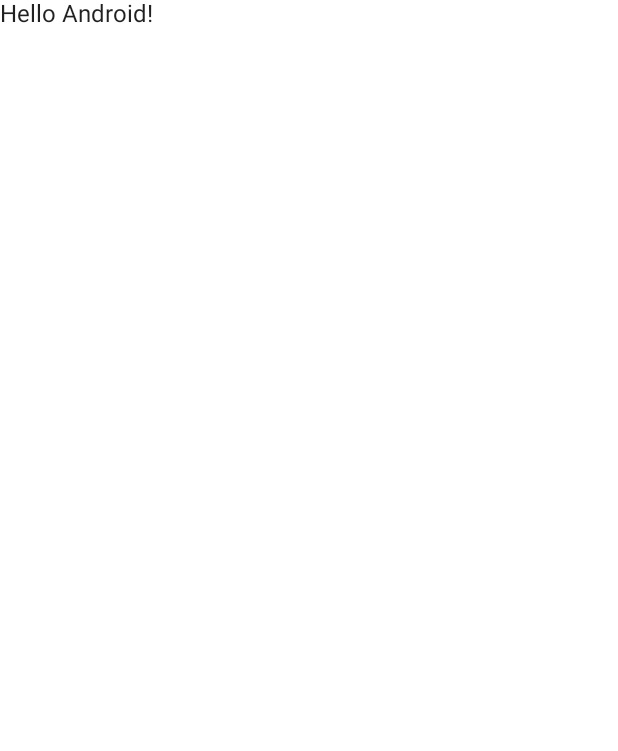
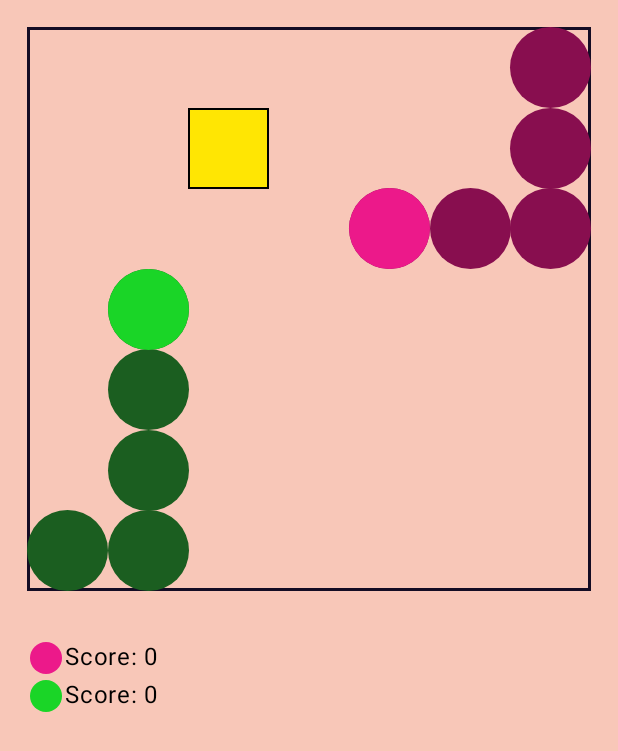
Before and after one commit to vhenri/robo-snek, an Android app built with Jetpack Compose: the screen it shows after launch (MainActivity), on a phone screen of 412 x 824 dp. Before the commit the part shown is almost empty. Shown: the top 751 px of the screen. Run offline under Robolectric (Android 15) with nearby library versions, the phone set to English and light mode, and no system bars.

Commit message:
- build game board + score list using compose! - skeleton of game engine w/ lots of TODOs

```diff
--- a/app/src/main/java/com/vhenri/robosnek/MainActivity.kt
+++ b/app/src/main/java/com/vhenri/robosnek/MainActivity.kt
@@ -1,43 +1,141 @@
 package com.vhenri.robosnek
 
-import android.os.Bundle
-import androidx.activity.ComponentActivity
-import androidx.activity.compose.setContent
+import androidx.compose.foundation.background
+import androidx.compose.foundation.border
+import androidx.compose.foundation.layout.Box
+import androidx.compose.foundation.layout.BoxWithConstraints
+import androidx.compose.foundation.layout.Column
+import androidx.compose.foundation.layout.Row
 import androidx.compose.foundation.layout.fillMaxSize
-import androidx.compose.material.MaterialTheme
-import androidx.compose.material.Surface
-import androidx.compose.material.Text
+import androidx.compose.foundation.layout.offset
+import androidx.compose.foundation.layout.padding
+import androidx.compose.foundation.layout.size
+import androidx.compose.foundation.lazy.LazyColumn
+import androidx.compose.foundation.lazy.items
+import androidx.compose.foundation.shape.CircleShape
+import androidx.compose.foundation.shape.RoundedCornerShape
+import androidx.compose.material3.MaterialTheme
+import androidx.compose.material3.Text
 import androidx.compose.runtime.Composable
+import androidx.compose.runtime.collectAsState
+import androidx.compose.runtime.rememberCoroutineScope
+import androidx.compose.ui.Alignment
 import androidx.compose.ui.Modifier
-import androidx.compose.ui.tooling.preview.Preview
-import com.vhenri.robosnek.ui.theme.RobosnekTheme
+import androidx.compose.ui.graphics.Color
+import androidx.compose.ui.text.style.TextAlign
+import androidx.compose.ui.unit.dp
+import androidx.lifecycle.lifecycleScope
+import com.vhenri.robosnek.game.GameEngine
+import com.vhenri.robosnek.models.GameState
+import com.vhenri.robosnek.models.Snek
+import com.vhenri.robosnek.ui.theme.BaseActivity
 
-class MainActivity : ComponentActivity() {
-    override fun onCreate(savedInstanceState: Bundle?) {
-        super.onCreate(savedInstanceState)
-        setContent {
-            RobosnekTheme {
-                // A surface container using the 'background' color from the theme
-                Surface(
-                    modifier = Modifier.fillMaxSize(),
-                    color = MaterialTheme.colors.background
-                ) {
-                    Greeting("Android")
+import com.vhenri.robosnek.ui.theme.DarkPurple
+import com.vhenri.robosnek.ui.theme.SnekFoodColor
+import kotlinx.coroutines.CoroutineScope
+
+class MainActivity : BaseActivity() {
+    private lateinit var scope: CoroutineScope
+    private var gameEngine = GameEngine(
+        scope = lifecycleScope,
+    )
+
+    @Composable
+    override fun Content() {
+        scope = rememberCoroutineScope()
+        Column {
+            GameScreen(gameEngine)
+        }
+    }
+
+    @Composable
+    fun GameScreen(gameEngine: GameEngine) {
+        val state = gameEngine.gameState.collectAsState(initial = null)
+        Column(
+            modifier = Modifier.padding(2.dp),
+            horizontalAlignment = Alignment.CenterHorizontally
+        ) {
+            state.value?.let { gameState ->
+                Board(gameState)
+                BoxWithConstraints(Modifier.padding(16.dp)) {
+                    LazyColumn(modifier = Modifier.fillMaxSize()) {
+                        items(gameState.snekList) {
+                            GameStats(it)
+                        }
+                    }
                 }
             }
         }
     }
-}
 
-@Composable
-fun Greeting(name: String) {
-    Text(text = "Hello $name!")
-}
+    @Composable
+    fun Board(state: GameState) {
+        BoxWithConstraints(Modifier.padding(16.dp)) {
+            val tileSize = maxWidth / GameEngine.BOARD_SIZE
+            Box(
+                Modifier
+                    .size(maxWidth)
+                    .border(2.dp, DarkPurple)
+            )
+            Box(
+                Modifier
+                    .offset(
+                        x = tileSize * state.snekFood.first,
+                        y = tileSize * state.snekFood.second
+                    )
+                    .size(tileSize)
+                    .border(1.dp, Color.Black)
+                    .background(
+                        SnekFoodColor, RoundedCornerShape(4.dp)
+                    )
+            )
+            state.snekList.forEach { snek ->
+                val snekHead = snek.snekBody.first()
+                snek.snekBody.forEach {
+                    Box(
+                        modifier = Modifier
+                            .offset(x = tileSize * it.first, y = tileSize * it.second)
+                            .size(tileSize)
+                            .background(
+                                snek.snekBodyColor, CircleShape
+                            )
+                    )
+                }
+                Box(
+                    modifier = Modifier
+                        .offset(x = tileSize * snekHead.first, y = tileSize * snekHead.second)
+                        .size(tileSize)
+                        .background(
+                            snek.snekHeadColor, CircleShape
+                        )
+                )
+            }
+        }
+    }
 
-@Preview(showBackground = true)
-@Composable
-fun DefaultPreview() {
-    RobosnekTheme {
-        Greeting("Android")
+    @Composable
+    fun GameStats(snek: Snek){
+        Row {
+            Box(
+                modifier = Modifier
+                    .size(25.dp)
+                    .padding(2.dp)
+                    .background(
+                        snek.snekHeadColor, CircleShape
+                    )
+            )
+            BodyLarge(text = "Score: ${snek.score}")
+        }
+    }
+
+    @Composable
+    fun BodyLarge(modifier: Modifier = Modifier, text: String, textAlign: TextAlign = TextAlign.Start) {
+        Text(
+            modifier = modifier,
+            text = text,
+            color = Color.Black,
+            style = MaterialTheme.typography.bodyLarge,
+            textAlign = textAlign
+        )
     }
 }
--- /dev/null
+++ b/app/src/main/java/com/vhenri/robosnek/game/GameEngine.kt
@@ -0,0 +1,102 @@
+package com.vhenri.robosnek.game
+
+import com.vhenri.robosnek.models.GameState
+import com.vhenri.robosnek.models.SnakeDirection
+import com.vhenri.robosnek.models.Snek
+import com.vhenri.robosnek.ui.theme.SnekGreen
+import com.vhenri.robosnek.ui.theme.SnekGreenHead
+import com.vhenri.robosnek.ui.theme.SnekPink
+import com.vhenri.robosnek.ui.theme.SnekPinkHead
+import kotlinx.coroutines.CoroutineScope
+import kotlinx.coroutines.delay
+import kotlinx.coroutines.flow.MutableStateFlow
+import kotlinx.coroutines.flow.asStateFlow
+import kotlinx.coroutines.launch
+
+class GameEngine(
+    private val scope: CoroutineScope,
+    private val numSneks: Int = NUM_SNEK_PLAYERS,
+) {
+    private val _gameState: MutableStateFlow<GameState> =
+        MutableStateFlow(initGameState())
+    val gameState = _gameState.asStateFlow()
+
+    private fun initGameState(): GameState {
+        val snekFoodLocation = initSnekFood()
+        val snekList = initSneks(numSneks, snekFoodLocation)
+        return GameState(
+            snekFood = snekFoodLocation,
+            snekList = snekList,
+            currentSnekTurn = 0
+        )
+    }
+
+    private fun initSnekFood(): Pair<Int, Int> {
+        // TODO - randomly choose a location for the snek food to start.
+        return Pair(2,1)
+    }
+
+    private fun initSneks(numSneks: Int, foodLocation: Pair<Int, Int>): List<Snek> {
+        // TODO - loop through the number of sneks required
+        // - randomly choose start location (cannot be snek food?)
+        // - set snek direction
+        // - all sneks start with a score of 0
+        return listOf(
+            Snek(snekBody = listOf(
+                Pair(4, 2),
+                Pair(5,2),
+                Pair(6,2),
+                Pair(6,1),
+                Pair(6,0)
+            ),
+                currentDirection = SnakeDirection.Right,
+                snekBodyColor = SnekPink,
+                snekHeadColor = SnekPinkHead,
+                score = 0
+            ),
+            Snek(snekBody = listOf(
+                Pair(1, 3),
+                Pair(1, 4),
+                Pair(1, 5),
+                Pair(1, 6),
+                Pair(0, 6)
+            ),
+                currentDirection = SnakeDirection.Right,
+                snekBodyColor = SnekGreen,
+                snekHeadColor = SnekGreenHead,
+                score = 0
+            ),
+        )
+    }
+
+    fun onFoodEaten() {
+        // TODO - increment snek score
+        // - reset snek body & current direction
+    }
+
+    fun calculateValidDirections(): List<SnakeDirection?>{
+        // TODO
+        // 1. check for boundaries with game board
+        // 2. check for snek segments (other or own)
+        // return list of valid directions or empty list if none available
+        return emptyList()
+    }
+
+    init {
+        scope.launch {
+            while (true) {
+                delay(500)
+                val currentSnekTurn = gameState
+
+//                _gameState.update {
+//                    TODO()
+//                }
+            }
+        }
+    }
+
+    companion object {
+        const val BOARD_SIZE = 7
+        const val NUM_SNEK_PLAYERS = 1
+    }
+}
--- /dev/null
+++ b/app/src/main/java/com/vhenri/robosnek/models/GameState.kt
@@ -0,0 +1,27 @@
+package com.vhenri.robosnek.models
+
+import androidx.compose.ui.graphics.Color
+import java.util.UUID
+
+data class GameState(
+    val snekFood: Pair<Int, Int>,
+    val snekList: List<Snek>,
+    val currentSnekTurn: Int
+)
+
+data class Snek(
+    val id: String = generateId(),
+    val snekBody: List<Pair<Int, Int>>,
+    val currentDirection: Int,
+    val snekBodyColor: Color,
+    val snekHeadColor: Color,
+    val score: Int
+){
+    companion object {
+        private const val prefix = "RoboSnek"
+
+        private fun generateId(): String {
+            return prefix + UUID.randomUUID().toString()
+        }
+    }
+}
--- /dev/null
+++ b/app/src/main/java/com/vhenri/robosnek/models/SnekDirection.kt
@@ -0,0 +1,8 @@
+package com.vhenri.robosnek.models
+
+object SnakeDirection {
+    const val Right = 1
+    const val Left = 2
+    const val Up = 3
+    const val Down = 4
+}
--- /dev/null
+++ b/app/src/main/java/com/vhenri/robosnek/ui/theme/BaseActivity.kt
@@ -0,0 +1,27 @@
+package com.vhenri.robosnek.ui.theme
+
+import android.os.Bundle
+import androidx.activity.ComponentActivity
+import androidx.activity.compose.setContent
+import androidx.compose.foundation.layout.fillMaxSize
+import androidx.compose.material3.MaterialTheme
+import androidx.compose.material3.Surface
+import androidx.compose.runtime.Composable
+import androidx.compose.ui.Modifier
+
+abstract class BaseActivity : ComponentActivity() {
+    override fun onCreate(savedInstanceState: Bundle?) {
+        super.onCreate(savedInstanceState)
+        setContent {
+            RobosnekTheme {
+                Surface(
+                    modifier = Modifier.fillMaxSize(),
+                    color = MaterialTheme.colorScheme.background
+                ) { Content() }
+            }
+        }
+    }
+
+    @Composable
+    abstract fun Content()
+}
--- a/app/src/main/java/com/vhenri/robosnek/ui/theme/Color.kt
+++ b/app/src/main/java/com/vhenri/robosnek/ui/theme/Color.kt
@@ -2,7 +2,14 @@ package com.vhenri.robosnek.ui.theme
 
 import androidx.compose.ui.graphics.Color
 
-val Purple200 = Color(0xFFBB86FC)
-val Purple500 = Color(0xFF6200EE)
-val Purple700 = Color(0xFF3700B3)
-val Teal200 = Color(0xFF03DAC5)
+val BackgroundColor = Color(0xFFF8C7B8)
+val DarkPurple = Color(0xFF140C24)
+val SnekFoodColor = Color(0xFFFFE603)
+
+// Snek1 Color
+val SnekPink = Color(0xFF880E4F)
+val SnekPinkHead = Color(0xFFEC198A)
+
+// Snek2 Color
+val SnekGreen = Color(0xFF1B5E20)
+val SnekGreenHead = Color(0xFF1AD527)
--- a/app/src/main/java/com/vhenri/robosnek/ui/theme/Shape.kt
+++ /dev/null
@@ -1,11 +0,0 @@
-package com.vhenri.robosnek.ui.theme
-
-import androidx.compose.foundation.shape.RoundedCornerShape
-import androidx.compose.material.Shapes
-import androidx.compose.ui.unit.dp
-
-val Shapes = Shapes(
-    small = RoundedCornerShape(4.dp),
-    medium = RoundedCornerShape(4.dp),
-    large = RoundedCornerShape(0.dp)
-)
--- a/app/src/main/java/com/vhenri/robosnek/ui/theme/Theme.kt
+++ b/app/src/main/java/com/vhenri/robosnek/ui/theme/Theme.kt
@@ -1,44 +1,24 @@
 package com.vhenri.robosnek.ui.theme
 
-import androidx.compose.foundation.isSystemInDarkTheme
-import androidx.compose.material.MaterialTheme
-import androidx.compose.material.darkColors
-import androidx.compose.material.lightColors
+import androidx.compose.material3.MaterialTheme
+import androidx.compose.material3.darkColorScheme
 import androidx.compose.runtime.Composable
+import androidx.compose.ui.graphics.Color
 
-private val DarkColorPalette = darkColors(
-    primary = Purple200,
-    primaryVariant = Purple700,
-    secondary = Teal200
-)
-
-private val LightColorPalette = lightColors(
-    primary = Purple500,
-    primaryVariant = Purple700,
-    secondary = Teal200
-
-    /* Other default colors to override
-    background = Color.White,
-    surface = Color.White,
+private val colorScheme = darkColorScheme(
+    primary = BackgroundColor,
+    secondary = SnekPink,
+    tertiary = DarkPurple,
+    background = BackgroundColor,
     onPrimary = Color.White,
-    onSecondary = Color.Black,
-    onBackground = Color.Black,
-    onSurface = Color.Black,
-    */
+    onBackground = DarkPurple
 )
 
 @Composable
-fun RobosnekTheme(darkTheme: Boolean = isSystemInDarkTheme(), content: @Composable () -> Unit) {
-    val colors = if (darkTheme) {
-        DarkColorPalette
-    } else {
-        LightColorPalette
-    }
-
+fun RobosnekTheme(content: @Composable () -> Unit) {
     MaterialTheme(
-        colors = colors,
+        colorScheme = colorScheme,
         typography = Typography,
-        shapes = Shapes,
         content = content
     )
 }
--- a/app/src/main/java/com/vhenri/robosnek/ui/theme/Type.kt
+++ b/app/src/main/java/com/vhenri/robosnek/ui/theme/Type.kt
@@ -1,6 +1,6 @@
 package com.vhenri.robosnek.ui.theme
 
-import androidx.compose.material.Typography
+import androidx.compose.material3.Typography
 import androidx.compose.ui.text.TextStyle
 import androidx.compose.ui.text.font.FontFamily
 import androidx.compose.ui.text.font.FontWeight
@@ -8,21 +8,14 @@ import androidx.compose.ui.unit.sp
 
 // Set of Material typography styles to start with
 val Typography = Typography(
-    body1 = TextStyle(
+    displayLarge = TextStyle(
+        fontFamily = FontFamily.Default,
+        fontWeight = FontWeight.Bold,
+        fontSize = 16.sp
+    ),
+    titleLarge = TextStyle(
         fontFamily = FontFamily.Default,
         fontWeight = FontWeight.Normal,
-        fontSize = 16.sp
+        fontSize = 14.sp
     )
-    /* Other default text styles to override
-    button = TextStyle(
-        fontFamily = FontFamily.Default,
-        fontWeight = FontWeight.W500,
-        fontSize = 14.sp
-    ),
-    caption = TextStyle(
-        fontFamily = FontFamily.Default,
-        fontWeight = FontWeight.Normal,
-        fontSize = 12.sp
-    )
-    */
 )
--- a/build.gradle
+++ b/build.gradle
@@ -8,3 +8,7 @@ plugins {
     id 'com.android.library' version '7.4.0-beta04' apply false
     id 'org.jetbrains.kotlin.android' version '1.7.0' apply false
 }
+
+task clean(type: Delete) {
+    delete rootProject.buildDir
+}
```
Also changed, not shown: app/build.gradle (+6 -3 lines).
